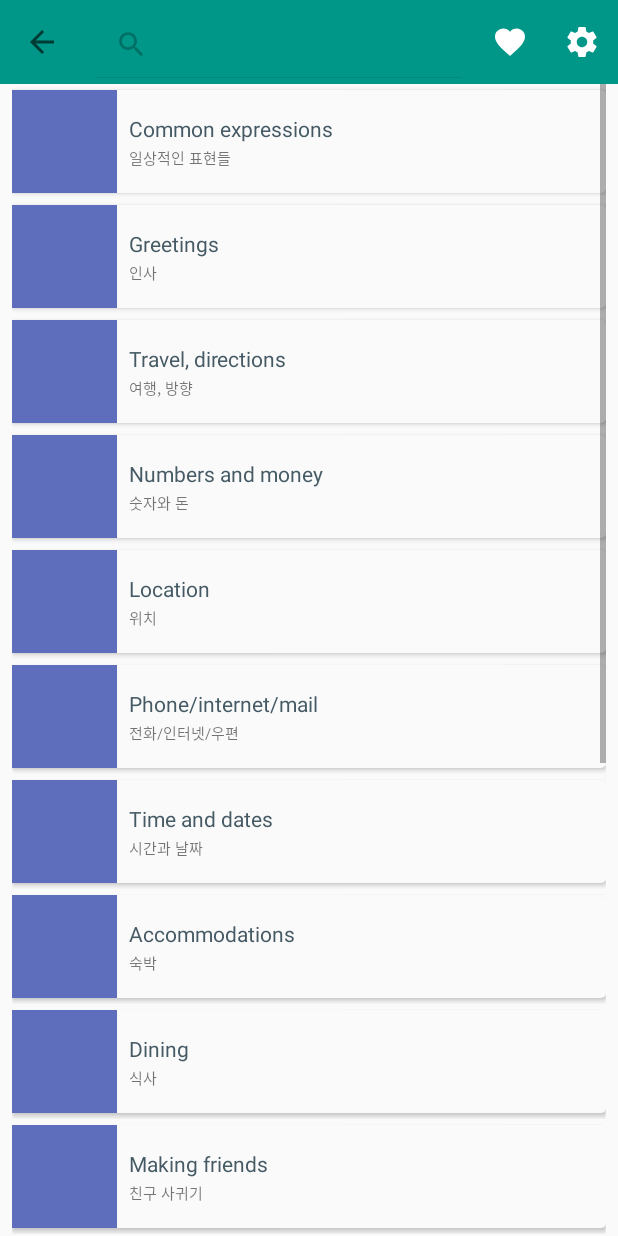
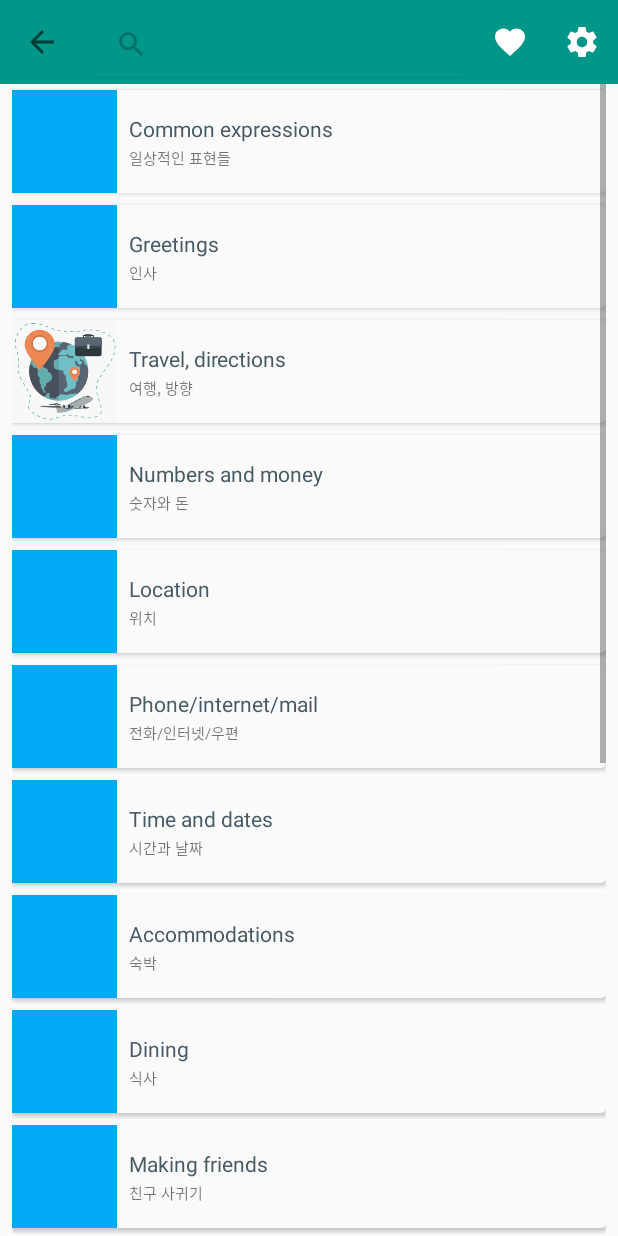
Before and after one commit to unes-es/Lets-Talk, an Android app: the screen it shows after launch (Categories), after a tap on "Search", on a phone screen of 412 x 824 dp. Run offline under Robolectric (Android 15) with nearby library versions, the phone set to English and light mode, and no system bars.

Commit message:
implemented textToSpeech test image

```diff
--- a/app/src/main/java/com/example/essabri/myapplication/Categories.java
+++ b/app/src/main/java/com/example/essabri/myapplication/Categories.java
@@ -3,25 +3,24 @@ package com.example.essabri.myapplication;
 import android.content.Intent;
 import android.os.Bundle;
 import android.speech.tts.TextToSpeech;
-import android.speech.tts.UtteranceProgressListener;
 import android.support.v4.view.MenuItemCompat;
 import android.support.v7.app.AppCompatActivity;
 import android.support.v7.widget.SearchView;
 import android.support.v7.widget.Toolbar;
-import android.util.Log;
 import android.view.Menu;
 import android.view.MenuInflater;
 import android.view.MenuItem;
 import android.view.View;
 import android.widget.AdapterView;
 import android.widget.ListView;
+
 import java.util.Locale;
 
 public class Categories extends AppCompatActivity {
 
     ListView categoriesListView;
     CategoriesListAdapter adapter;
-    //TextToSpeech tts;
+    private int MY_DATA_CHECK_CODE = 0;
     @Override
     protected void onCreate(Bundle savedInstanceState) {
         super.onCreate(savedInstanceState);
@@ -30,6 +29,22 @@ public class Categories extends AppCompatActivity {
         //toolbar.setTitleTextColor(getResources().getColor(R.color.colorAccent));
         setSupportActionBar(toolbar);
 
+
+
+        Intent checkTTSIntent = new Intent();
+        checkTTSIntent.setAction(TextToSpeech.Engine.ACTION_CHECK_TTS_DATA);
+        startActivityForResult(checkTTSIntent, MY_DATA_CHECK_CODE);
+
+        Util.tts = new TextToSpeech(this, new TextToSpeech.OnInitListener() {
+            @Override
+            public void onInit(int status) {
+                if(status != TextToSpeech.ERROR) {
+                    Util.tts.setLanguage(Locale.KOREAN);
+                    Util.tts.setSpeechRate(1);
+                }
+            }
+
+        });
 
         new Data.Manager(this);
         categoriesListView = (ListView)findViewById(R.id.categoriesListView);
@@ -41,13 +56,15 @@ public class Categories extends AppCompatActivity {
             @Override
             public void onItemClick(AdapterView<?> parent, View view, int position, long id) {
                 Intent i = new Intent(Categories.this,Phrases.class);
+                //Intent i = new Intent();
                 i.putExtra("categoryId_",adapter.getItemId(position));
+                //i.setAction(TextToSpeech.Engine.ACTION_CHECK_TTS_DATA);
+                //startActivityForResult(i, 1);
                 startActivity(i);
             }
         });
 
     }
-
 
     @Override
     public boolean onCreateOptionsMenu(Menu menu) {
--- a/app/src/main/java/com/example/essabri/myapplication/CategoriesListAdapter.java
+++ b/app/src/main/java/com/example/essabri/myapplication/CategoriesListAdapter.java
@@ -5,6 +5,7 @@ import android.view.LayoutInflater;
 import android.view.View;
 import android.view.ViewGroup;
 import android.widget.BaseAdapter;
+import android.widget.ImageView;
 import android.widget.TextView;
 
 import java.util.ArrayList;
@@ -29,12 +30,19 @@ public class CategoriesListAdapter extends BaseAdapter {
     @Override
     public View getView(int position, View convertView, ViewGroup parent) {
 
+        Category category = categories.get(position);
+
         if (convertView == null) {
             LayoutInflater inflater = LayoutInflater.from(context);
             convertView = inflater.inflate(R.layout.categoy_list_item,parent,false);
         }
-        ((TextView)convertView.findViewById(R.id.categoryTextView)).setText(Util.toUpperCaseSentence(categories.get(position).name));
-        ((TextView)convertView.findViewById(R.id.translatedName)).setText(Util.toUpperCaseSentence(categories.get(position).translatedName));
+
+
+        if(context.getResources().getIdentifier("c"+category.id, "drawable", context.getPackageName())>0) {
+            ((ImageView) convertView.findViewById(R.id.categoryImageView)).setImageDrawable(context.getDrawable(context.getResources().getIdentifier("c" + category.id, "drawable", context.getPackageName())));
+        }
+        ((TextView)convertView.findViewById(R.id.categoryTextView)).setText(Util.toUpperCaseSentence(category.name));
+        ((TextView)convertView.findViewById(R.id.translatedName)).setText(Util.toUpperCaseSentence(category.translatedName));
 
         return convertView;
     }
--- a/app/src/main/res/drawable/play_pause_toggle.xml
+++ b/app/src/main/res/drawable/play_pause_toggle.xml
@@ -5,5 +5,5 @@
         android:drawable="@drawable/ic_play_arrow_black_24dp" />
     <item
         android:state_checked="true"
-        android:drawable="@drawable/ic_pause_black_24dp" />
+        android:drawable="@drawable/ic_play_arrow_black_24dp" />
 </selector>
--- a/app/src/main/res/layout/categoy_list_item.xml
+++ b/app/src/main/res/layout/categoy_list_item.xml
@@ -23,10 +23,10 @@
         tools:layout_constraintLeft_creator="1">
 
         <ImageView
-            android:id="@+id/imageView"
+            android:id="@+id/categoryImageView"
             android:layout_width="70dp"
             android:layout_height="0dp"
-            android:background="#5f6ebc"
+            android:background="@color/accent"
             app:layout_constraintBottom_toBottomOf="parent"
             app:layout_constraintLeft_toLeftOf="parent"
             app:layout_constraintTop_toTopOf="parent" />
@@ -43,7 +43,7 @@
             android:text="TextView"
             android:textColor="#455a64"
             app:layout_constraintHorizontal_bias="0.0"
-            app:layout_constraintLeft_toRightOf="@+id/imageView"
+            app:layout_constraintLeft_toRightOf="@+id/categoryImageView"
             app:layout_constraintRight_toRightOf="parent"
             app:layout_constraintTop_toTopOf="parent"
             tools:layout_constraintLeft_creator="1"
@@ -63,7 +63,7 @@
             android:textSize="10sp"
             app:layout_constraintBottom_toBottomOf="parent"
             app:layout_constraintHorizontal_bias="0.0"
-            app:layout_constraintLeft_toRightOf="@+id/imageView"
+            app:layout_constraintLeft_toRightOf="@+id/categoryImageView"
             app:layout_constraintRight_toRightOf="parent"
             app:layout_constraintTop_toBottomOf="@+id/categoryTextView"
             app:layout_constraintVertical_bias="1.0" />
--- a/app/src/main/res/layout/phrase_target_list_item.xml
+++ b/app/src/main/res/layout/phrase_target_list_item.xml
@@ -74,14 +74,12 @@
             app:layout_constraintRight_toLeftOf="@+id/copyBtn"
             app:layout_constraintTop_toTopOf="parent" />
 
-        <ToggleButton
+        <ImageButton
             android:id="@+id/playPauseBtn"
             android:layout_width="24dp"
             android:layout_height="24dp"
             android:layout_marginEnd="16dp"
-            android:background="@drawable/play_pause_toggle"
-            android:checked="false"
-            android:onClick="playPauseBtnClicked"
+            android:background="@drawable/ic_play_arrow_black_24dp"
             android:textOff=""
             android:textOn=""
             app:layout_constraintBottom_toBottomOf="parent"
--- a/app/src/main/res/menu/menu_main.xml
+++ b/app/src/main/res/menu/menu_main.xml
@@ -16,7 +16,7 @@
         android:id="@+id/action_settings"
         android:title="@string/action_settings"
         android:icon="@drawable/ic_settings_black_24dp"
-        app:showAsAction="always" />
+        app:showAsAction="ifRoom" />
 
 
 </menu>
--- a/app/src/main/res/values/strings.xml
+++ b/app/src/main/res/values/strings.xml
@@ -1,7 +1,7 @@
 <resources>
-    <string name="app_name">My Application</string>
+    <string name="app_name">Let\'s Talk Korean - Free</string>
     <string name="action_settings">Settings</string>
-    <string name="title_activity_categories">Categories</string>
+    <string name="title_activity_categories">Let\'s Talk Korean</string>
     <string name="title_activity_phrases">Phrases</string>
     <string name="action_search">Search</string>
     <string name="action_favorite">Favorite</string>
```
Also changed, not shown: app/src/main/java/com/example/essabri/myapplication/Phrases.java (+18 -144 lines), app/src/main/java/com/example/essabri/myapplication/PhrasesListAdapter.java (+6 -23 lines), app/src/main/java/com/example/essabri/myapplication/Util.java (+10 -1 lines), app/src/main/res/drawable-hdpi/c3.png (added), app/src/main/res/drawable-ldpi/c3.png (added), app/src/main/res/drawable-mdpi/c3.png (added), app/src/main/res/drawable-xhdpi/c3.png (added), app/src/main/res/drawable-xxhdpi/c3.png (added), app/src/main/res/drawable-xxxhdpi/c3.png (added).
